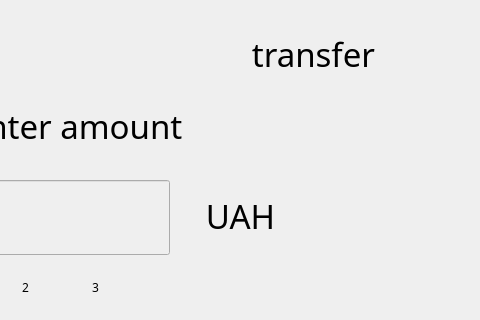
Old version of the form ATM/sendmoneyAmount.ui in the repository Darina77/ATMProject; both pictures show x 120 to 600 and y 0 to 320 of the 600 by 450 pixel window.
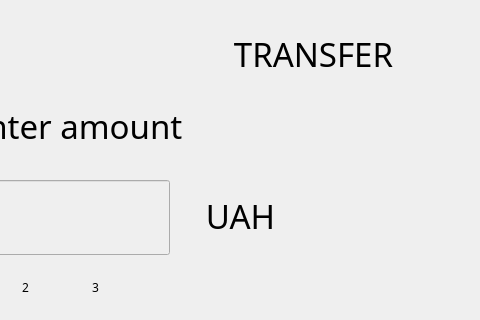
New version of the form. Icons and pictures are not drawn.

```diff
--- a/ATM/sendmoneyAmount.ui
+++ b/ATM/sendmoneyAmount.ui
@@ -478,7 +478,7 @@
 }</string>
    </property>
    <property name="text">
-    <string>                               transfer</string>
+    <string>                               TRANSFER</string>
    </property>
    <property name="alignment">
     <set>Qt::AlignCenter</set>
```
